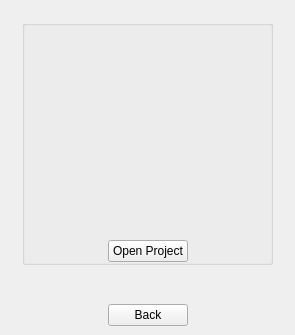
Qt form src/Editor/EditorChoiceScreen.ui (RemotelyChaotic/JOIPEngine) before a commit.
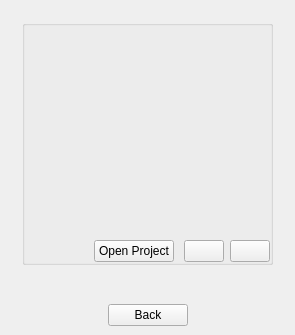
The same form after that commit. The open tabs and pages were chosen to show the change. Custom widgets are drawn as their Qt base class.

Commit message: Added buttons to open project folder and reload projects

Diff of the .ui file:
```diff
--- a/src/Editor/EditorChoiceScreen.ui
+++ b/src/Editor/EditorChoiceScreen.ui
@@ -556,7 +556,32 @@
              <property name="spacing">
               <number>10</number>
              </property>
-             <item row="0" column="0" colspan="3">
+             <item row="1" column="2" colspan="2">
+              <widget class="QWidget" name="widget_5" native="true">
+               <layout class="QHBoxLayout" name="horizontalLayout_4">
+                <property name="leftMargin">
+                 <number>0</number>
+                </property>
+                <property name="topMargin">
+                 <number>0</number>
+                </property>
+                <property name="rightMargin">
+                 <number>0</number>
+                </property>
+                <property name="bottomMargin">
+                 <number>0</number>
+                </property>
+                <item>
+                 <widget class="QPushButton" name="pOpenExistingProjectButton">
+                  <property name="text">
+                   <string>Open Project</string>
+                  </property>
+                 </widget>
+                </item>
+               </layout>
+              </widget>
+             </item>
+             <item row="0" column="0" colspan="6">
               <widget class="CProjectCardSelectionWidget" name="pProjectCardSelectionWidget" native="true">
                <property name="sizePolicy">
                 <sizepolicy hsizetype="Expanding" vsizetype="Expanding">
@@ -566,44 +591,105 @@
                </property>
               </widget>
              </item>
-             <item row="1" column="0">
-              <spacer name="horizontalSpacer_6">
-               <property name="orientation">
-                <enum>Qt::Horizontal</enum>
+             <item row="1" column="4" colspan="2">
+              <widget class="QWidget" name="widget_7" native="true">
+               <property name="sizePolicy">
+                <sizepolicy hsizetype="Expanding" vsizetype="Preferred">
+                 <horstretch>0</horstretch>
+                 <verstretch>0</verstretch>
+                </sizepolicy>
                </property>
-               <property name="sizeType">
-                <enum>QSizePolicy::Expanding</enum>
-               </property>
-               <property name="sizeHint" stdset="0">
-                <size>
-                 <width>40</width>
-                 <height>20</height>
-                </size>
-               </property>
-              </spacer>
-             </item>
-             <item row="1" column="1">
-              <widget class="QPushButton" name="pOpenExistingProjectButton">
-               <property name="text">
-                <string>Open Project</string>
-               </property>
+               <layout class="QHBoxLayout" name="horizontalLayout_5">
+                <property name="leftMargin">
+                 <number>0</number>
+                </property>
+                <property name="topMargin">
+                 <number>0</number>
+                </property>
+                <property name="rightMargin">
+                 <number>0</number>
+                </property>
+                <property name="bottomMargin">
+                 <number>0</number>
+                </property>
+                <item>
+                 <spacer name="horizontalSpacer_5">
+                  <property name="orientation">
+                   <enum>Qt::Horizontal</enum>
+                  </property>
+                  <property name="sizeType">
+                   <enum>QSizePolicy::Expanding</enum>
+                  </property>
+                  <property name="sizeHint" stdset="0">
+                   <size>
+                    <width>0</width>
+                    <height>20</height>
+                   </size>
+                  </property>
+                 </spacer>
+                </item>
+                <item>
+                 <widget class="QPushButton" name="OpenExplorerButton">
+                  <property name="toolTip">
+                   <string>Show in Explorer</string>
+                  </property>
+                  <property name="text">
+                   <string/>
+                  </property>
+                 </widget>
+                </item>
+                <item>
+                 <widget class="QPushButton" name="ReloadProjectButton">
+                  <property name="toolTip">
+                   <string>Reload Projects</string>
+                  </property>
+                  <property name="text">
+                   <string/>
+                  </property>
+                 </widget>
+                </item>
+               </layout>
               </widget>
              </item>
-             <item row="1" column="2">
-              <spacer name="horizontalSpacer_5">
-               <property name="orientation">
-                <enum>Qt::Horizontal</enum>
+             <item row="1" column="0" colspan="2">
+              <widget class="QWidget" name="widget_6" native="true">
+               <property name="sizePolicy">
+                <sizepolicy hsizetype="Expanding" vsizetype="Preferred">
+                 <horstretch>0</horstretch>
+                 <verstretch>0</verstretch>
+                </sizepolicy>
                </property>
-               <property name="sizeType">
-                <enum>QSizePolicy::Expanding</enum>
-               </property>
-               <property name="sizeHint" stdset="0">
-                <size>
-                 <width>40</width>
-                 <height>20</height>
-                </size>
-               </property>
-              </spacer>
+               <layout class="QHBoxLayout" name="horizontalLayout_6">
+                <property name="leftMargin">
+                 <number>0</number>
+                </property>
+                <property name="topMargin">
+                 <number>0</number>
+                </property>
+                <property name="rightMargin">
+                 <number>0</number>
+                </property>
+                <property name="bottomMargin">
+                 <number>0</number>
+                </property>
+                <item>
+                 <spacer name="horizontalSpacer_6">
+                  <property name="orientation">
+                   <enum>Qt::Horizontal</enum>
+                  </property>
+                  <property name="sizeType">
+                   <enum>QSizePolicy::Expanding</enum>
+                  </property>
+                  <property name="sizeHint" stdset="0">
+                   <size>
+                    <width>78</width>
+                    <height>20</height>
+                   </size>
+                  </property>
+                 </spacer>
+                </item>
+               </layout>
+              </widget>
              </item>
             </layout>
            </widget>
```
The commit also changes 20 other files.
